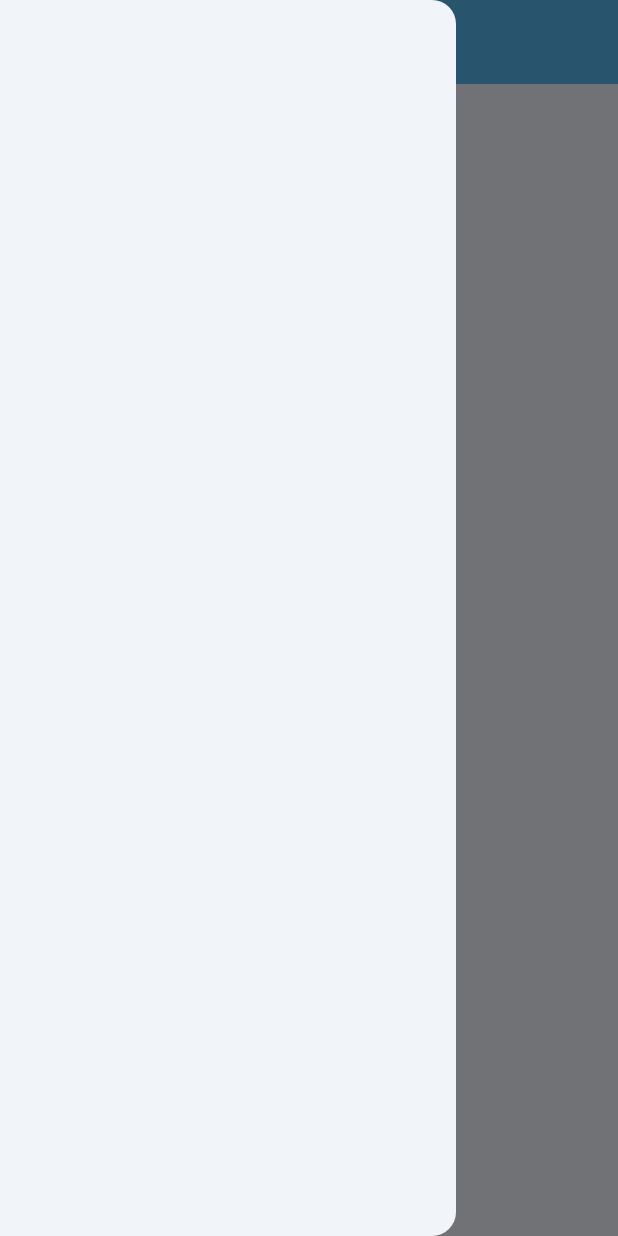
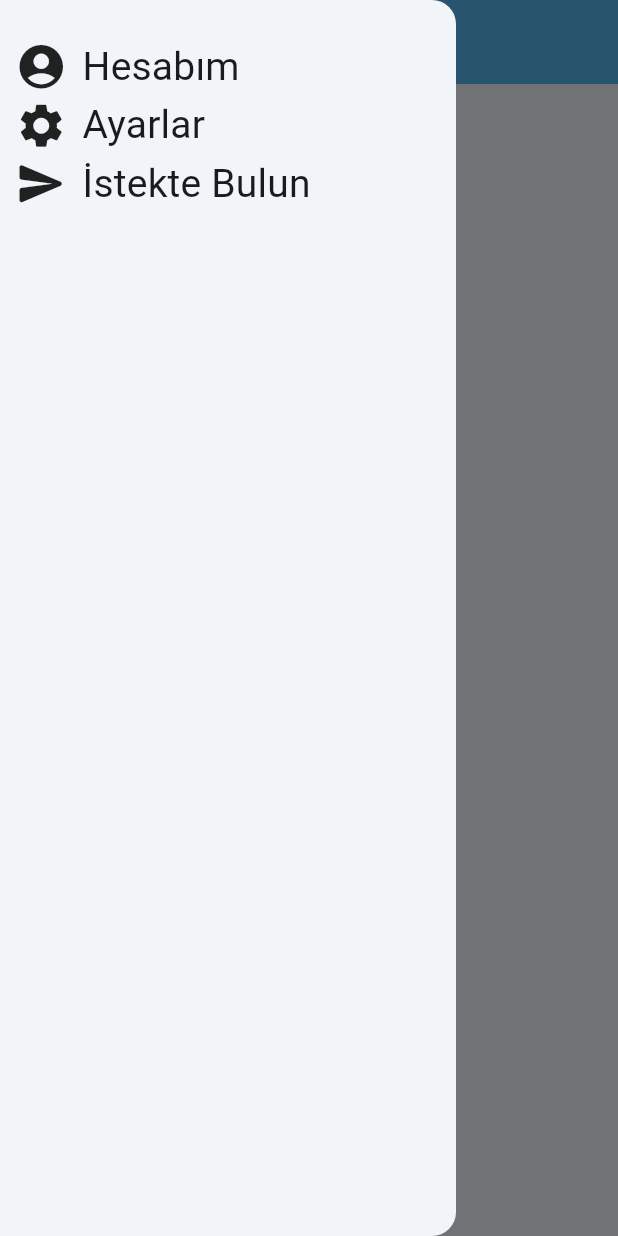
Before and after one commit to Keremovsky/flutter_brand_detection_app, a Flutter app: the screen it shows after launch, with the side drawer open, on a phone screen of 412 x 824 dp. Run offline on Flutter 3.47's test engine with Material 3 defaults, Android fonts, the light colour scheme and no system bars; our stand-ins replace flutter_riverpod, go_router, riverpod.

Commit message:
drawer UI demo

```diff
--- a/lib/features/history/controller/history_controller.dart
+++ b/lib/features/history/controller/history_controller.dart
@@ -1,7 +1,7 @@
 import 'package:flutter_brand_detection_app/features/history/repository/history_repository.dart';
 import 'package:flutter_riverpod/flutter_riverpod.dart';
 
-final historyControllerProvier =
+final historyControllerProvider =
     StateNotifierProvider<HistoryController, bool>((ref) => HistoryController(
           historyRepository: ref.read(historyRepositoryProvider),
         ));
--- a/lib/features/home/screens/home_screen.dart
+++ b/lib/features/home/screens/home_screen.dart
@@ -1,5 +1,7 @@
 import 'package:flutter/material.dart';
 import 'package:flutter_brand_detection_app/core/constants/theme_constants.dart';
+import 'package:flutter_brand_detection_app/features/home/widgets/drawer.dart';
+import 'package:flutter_brand_detection_app/features/home/widgets/drawer_button.dart';
 
 class HomeScreen extends StatefulWidget {
   const HomeScreen({super.key});
@@ -26,7 +28,12 @@ class _HomeScreenState extends State<HomeScreen> {
           ),
         ),
       ),
-      drawer: const Drawer(),
+      drawer: const Drawer(
+        child: Padding(
+          padding: EdgeInsets.symmetric(horizontal: 10, vertical: 25),
+          child: CustomDrawer(),
+        ),
+      ),
       body: SafeArea(
         child: Column(
           children: [],
--- /dev/null
+++ b/lib/features/home/widgets/drawer.dart
@@ -0,0 +1,29 @@
+import 'package:flutter/material.dart';
+import 'package:flutter_brand_detection_app/features/home/widgets/drawer_button.dart';
+
+class CustomDrawer extends StatelessWidget {
+  const CustomDrawer({super.key});
+
+  @override
+  Widget build(BuildContext context) {
+    return Column(
+      children: [
+        CustomDrawerButton(
+          icon: Icons.account_circle_rounded,
+          text: "Hesabım",
+          onTap: () {},
+        ),
+        CustomDrawerButton(
+          icon: Icons.settings,
+          text: "Ayarlar",
+          onTap: () {},
+        ),
+        CustomDrawerButton(
+          icon: Icons.send_rounded,
+          text: "İstekte Bulun",
+          onTap: () {},
+        ),
+      ],
+    );
+  }
+}
--- /dev/null
+++ b/lib/features/home/widgets/drawer_button.dart
@@ -0,0 +1,34 @@
+import 'package:flutter/material.dart';
+
+class CustomDrawerButton extends StatelessWidget {
+  final String text;
+  final IconData icon;
+  final Function() onTap;
+
+  const CustomDrawerButton({
+    super.key,
+    required this.icon,
+    required this.text,
+    required this.onTap,
+  });
+
+  @override
+  Widget build(BuildContext context) {
+    return GestureDetector(
+      onTap: onTap,
+      child: SizedBox(
+        width: double.infinity,
+        child: Row(
+          children: [
+            Icon(icon, size: 35),
+            const SizedBox(width: 10),
+            Text(
+              text,
+              style: Theme.of(context).textTheme.titleMedium,
+            )
+          ],
+        ),
+      ),
+    );
+  }
+}
--- a/lib/main.dart
+++ b/lib/main.dart
@@ -30,6 +30,10 @@ class MyApp extends StatelessWidget {
             fontSize: 28,
             fontWeight: FontWeight.bold,
           ),
+          titleMedium: TextStyle(
+            fontSize: 26,
+            fontWeight: FontWeight.normal,
+          ),
           displayLarge: TextStyle(
             fontSize: 22,
           ),
--- a/lib/models/history_item.dart
+++ b/lib/models/history_item.dart
@@ -0,0 +1 @@
+class HistoryItem {}
```
